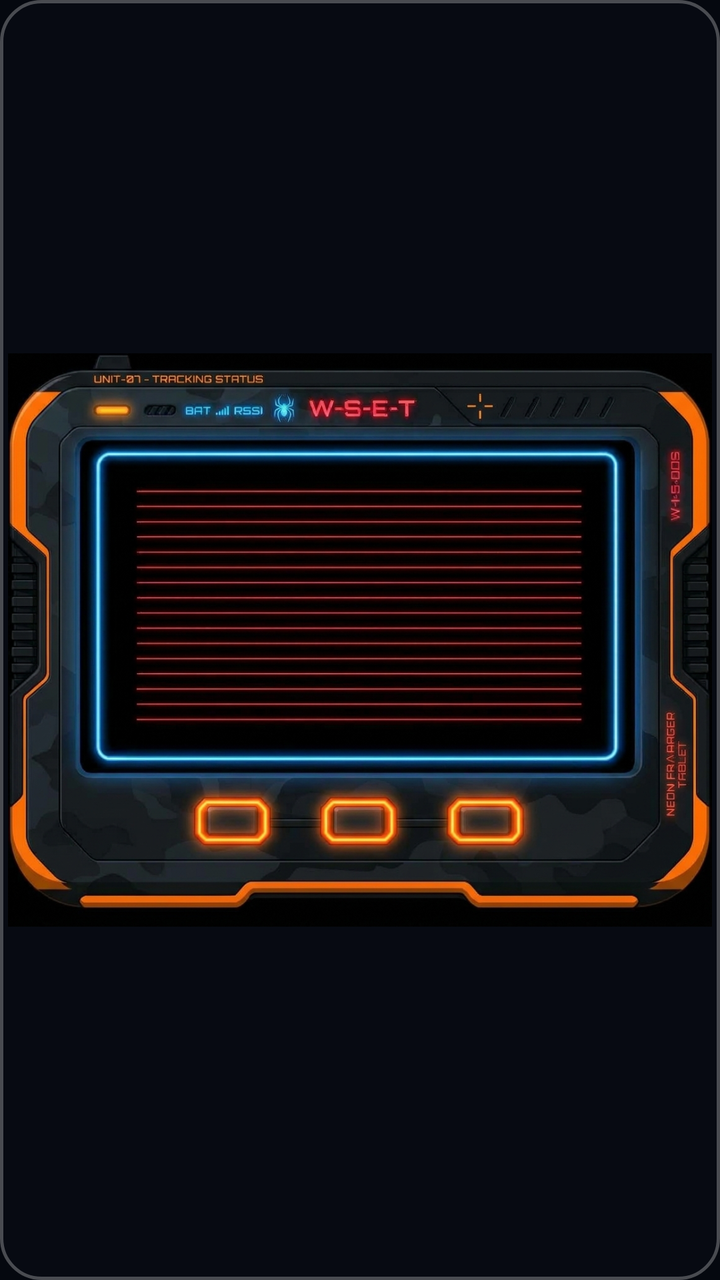
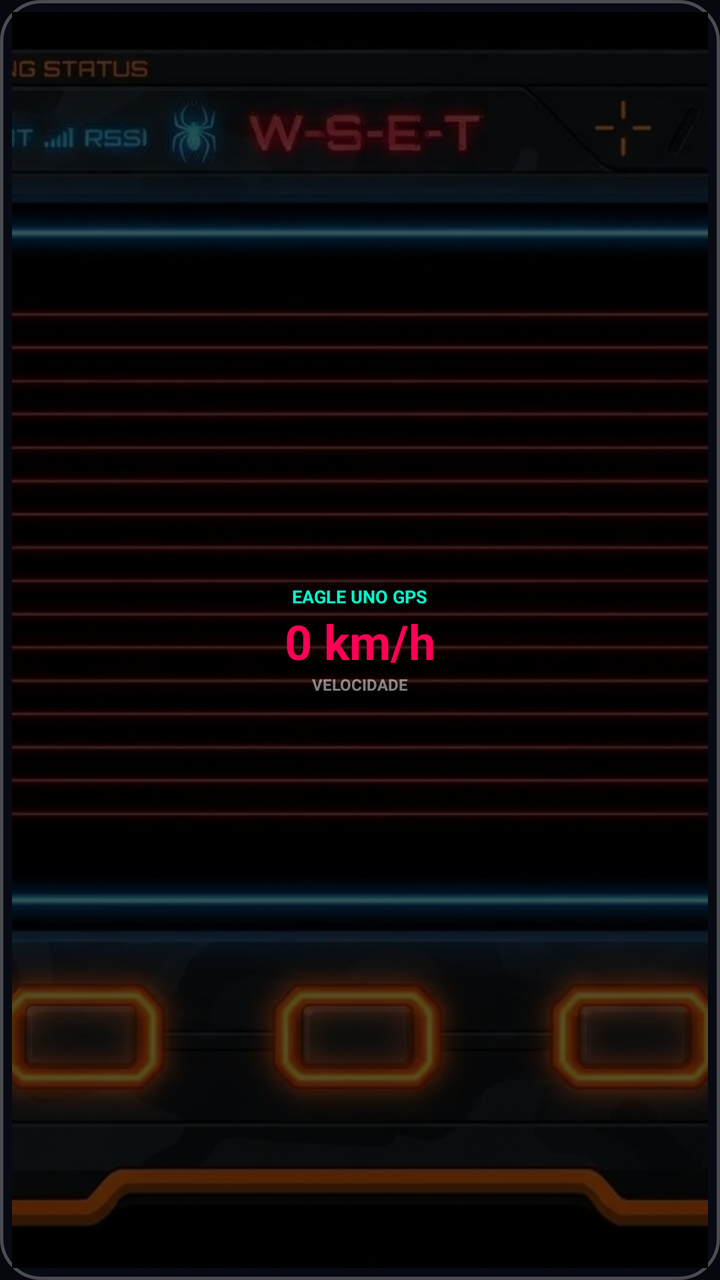

An Android layout rendered at two revisions. The XML below is the earlier revision; the diff shows what the commit changed to produce the second picture.
<!-- AndroidManifest.xml: application theme Theme.MyApplication -->
<!-- res/layout/widget_cover_layout.xml -->
<?xml version="1.0" encoding="utf-8"?>
<RelativeLayout xmlns:android="http://schemas.android.com/apk/res/android"
    android:id="@+id/widget_container"
    android:layout_width="match_parent"
    android:layout_height="match_parent"
    android:background="@drawable/bg_glass_widget"
    android:padding="4dp">

    <ImageView
        android:id="@+id/widget_bg_image"
        android:layout_width="match_parent"
        android:layout_height="match_parent"
        android:scaleType="fitCenter"
        android:adjustViewBounds="true"
        android:src="@drawable/theme_red"
        android:contentDescription="@string/app_name" />

</RelativeLayout>
<!-- resources referenced by this layout -->
<resources>
  <!-- drawable bg_glass_widget (drawable) -->
  <?xml version="1.0" encoding="utf-8"?>
  <shape xmlns:android="http://schemas.android.com/apk/res/android"
      android:shape="rectangle">
      <solid android:color="#75090E17" />
      <stroke
          android:width="1.5dp"
          android:color="#45FFFFFF" />
      <corners android:radius="20dp" />
  </shape>
  <!-- drawable theme_red: jpg bitmap (drawable, 919713 bytes) -->
  <string name="app_name">Eagle Uno</string>
  <style name="Theme.MyApplication" parent="android:Theme.Material.NoActionBar">
          <item name="android:windowIsTranslucent">false</item>
          <item name="android:windowBackground">#05080F</item>
          <item name="android:windowNoTitle">true</item>
          <item name="android:backgroundDimEnabled">false</item>
          <item name="android:windowAnimationStyle">@style/SeamlessWindowAnimation</item>
      </style>
  <style name="SeamlessWindowAnimation" parent="android:Animation">
          <item name="android:activityOpenEnterAnimation">@android:anim/fade_in</item>
          <item name="android:activityOpenExitAnimation">@android:anim/fade_out</item>
          <item name="android:activityCloseEnterAnimation">@android:anim/fade_in</item>
          <item name="android:activityCloseExitAnimation">@android:anim/fade_out</item>
      </style>
</resources>

<!-- the commit's change to res/layout/widget_cover_layout.xml (unified diff, before → after) -->
@@ -4,15 +4,49 @@
     android:layout_width="match_parent"
     android:layout_height="match_parent"
     android:background="@drawable/bg_glass_widget"
-    android:padding="4dp">
+    android:padding="6dp">
 
     <ImageView
         android:id="@+id/widget_bg_image"
         android:layout_width="match_parent"
         android:layout_height="match_parent"
-        android:scaleType="fitCenter"
-        android:adjustViewBounds="true"
+        android:scaleType="centerCrop"
         android:src="@drawable/theme_red"
         android:contentDescription="@string/app_name" />
 
+    <LinearLayout
+        android:layout_width="match_parent"
+        android:layout_height="match_parent"
+        android:orientation="vertical"
+        android:gravity="center"
+        android:background="#A6000000"
+        android:padding="6dp">
+
+        <TextView
+            android:layout_width="wrap_content"
+            android:layout_height="wrap_content"
+            android:text="EAGLE UNO GPS"
+            android:textColor="#00FFCC"
+            android:textSize="9sp"
+            android:textStyle="bold" />
+
+        <TextView
+            android:id="@+id/widget_speed_text"
+            android:layout_width="wrap_content"
+            android:layout_height="wrap_content"
+            android:text="0 km/h"
+            android:textColor="#FF0055"
+            android:textSize="24sp"
+            android:textStyle="bold" />
+
+        <TextView
+            android:layout_width="wrap_content"
+            android:layout_height="wrap_content"
+            android:text="VELOCIDADE"
+            android:textColor="#80FFFFFF"
+            android:textSize="8sp"
+            android:textStyle="bold" />
+
+    </LinearLayout>
+
 </RelativeLayout>
